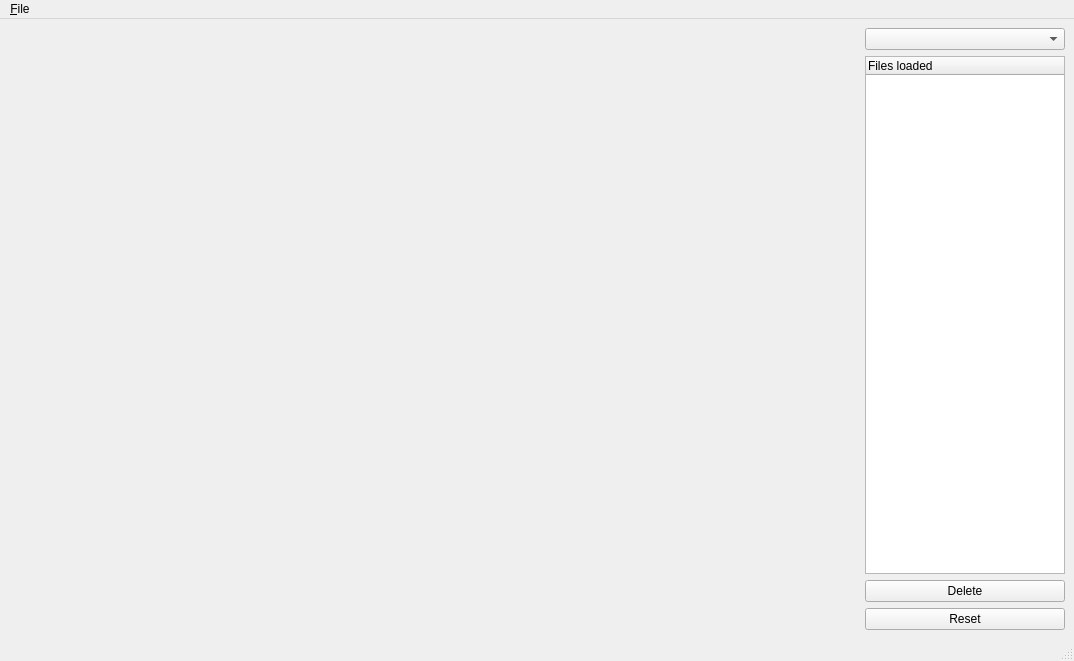
Before: the Qt Designer form totoview/mainwindow.ui in calypso-science/Toto, drawn with Qt 5.
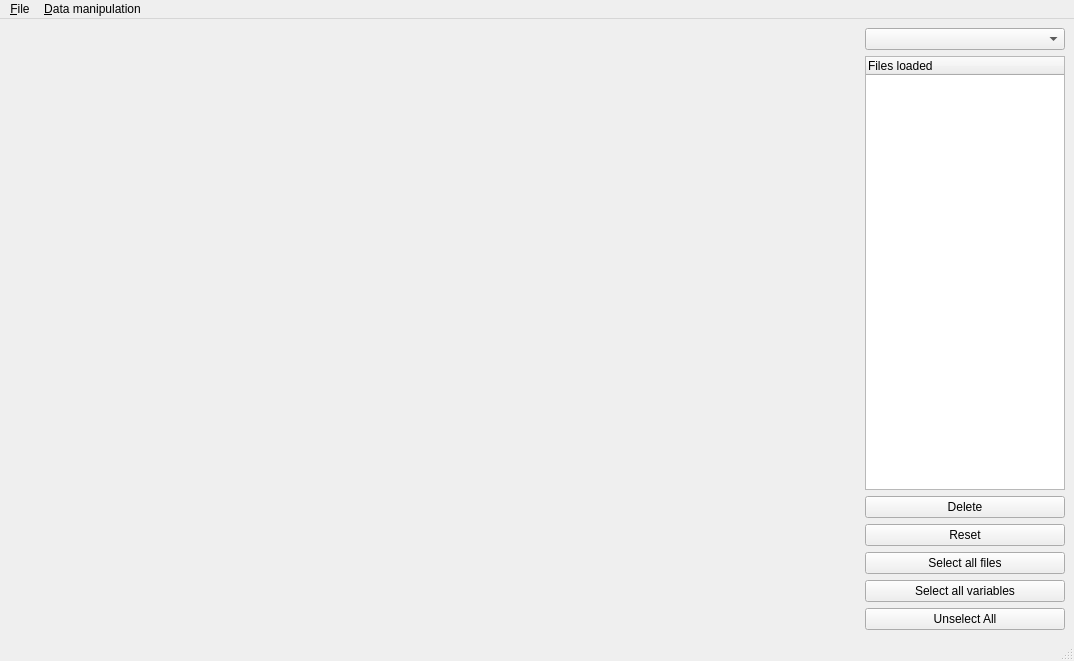
After: the same form once the commit is applied. Custom widgets are drawn as their Qt base class.

Patch:
```diff
--- a/totoview/mainwindow.ui
+++ b/totoview/mainwindow.ui
@@ -129,6 +129,27 @@
           </property>
          </widget>
         </item>
+        <item row="3" column="0">
+         <widget class="QPushButton" name="select_all_vars">
+          <property name="text">
+           <string>Select all variables</string>
+          </property>
+         </widget>
+        </item>
+        <item row="2" column="0">
+         <widget class="QPushButton" name="select_all_files">
+          <property name="text">
+           <string>Select all files</string>
+          </property>
+         </widget>
+        </item>
+        <item row="4" column="0">
+         <widget class="QPushButton" name="unselect_all">
+          <property name="text">
+           <string>Unselect All</string>
+          </property>
+         </widget>
+        </item>
        </layout>
       </item>
      </layout>
@@ -149,7 +170,13 @@
      <string>&amp;File</string>
     </property>
    </widget>
+   <widget class="QMenu" name="menuData_manipulation">
+    <property name="title">
+     <string>&amp;Data manipulation</string>
+    </property>
+   </widget>
    <addaction name="menu_File"/>
+   <addaction name="menuData_manipulation"/>
   </widget>
   <widget class="QStatusBar" name="statusbar"/>
   <action name="action_Import_file">
```
